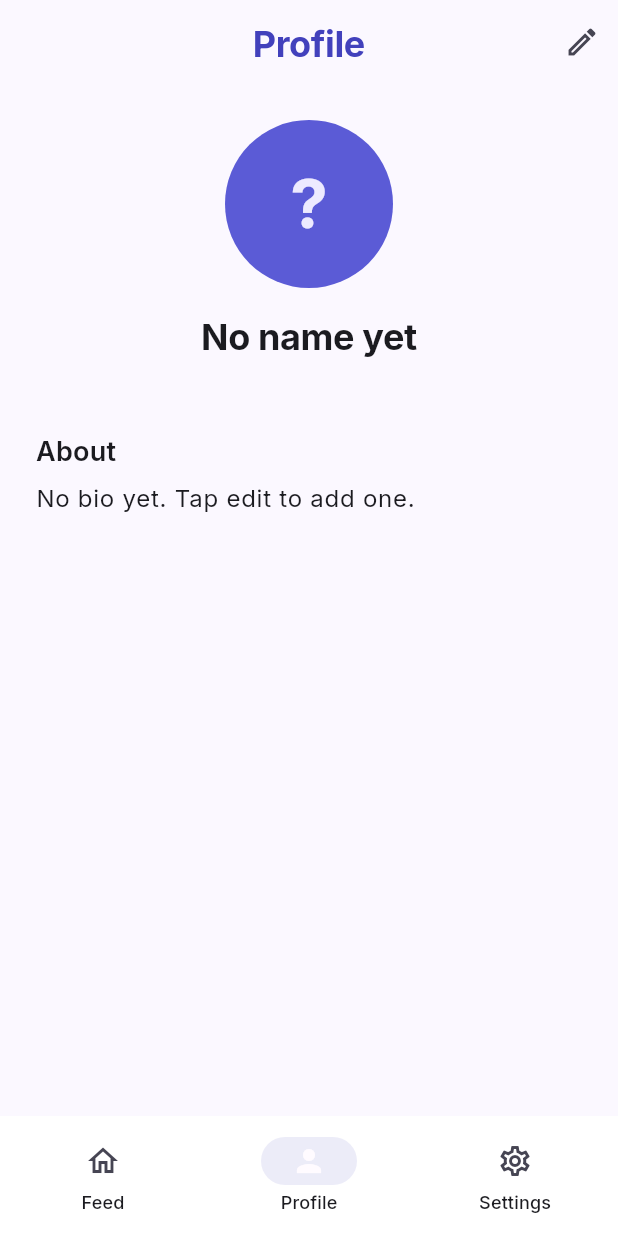
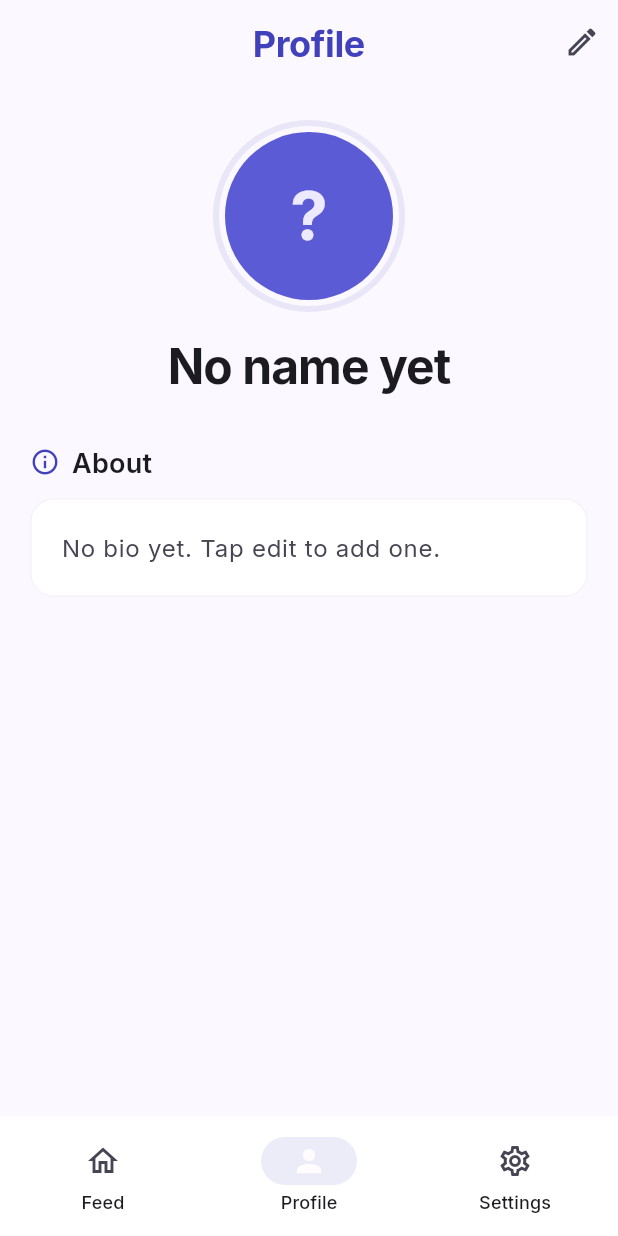
Before and after one commit to shekhtalha789-glitch/social_connect_app, a Flutter app: the screen it shows once a user with an empty profile is signed in, item 2 of the bottom bar chosen, on a phone screen of 412 x 824 dp. Run offline on Flutter 3.47's test engine with Material 3 defaults, Android fonts, the phone set to English and light mode, and no system bars; our stand-ins replace cached_network_image, cloud_firestore, firebase_auth, firebase_core, firebase_messaging, firebase_storage and 5 more; accounts and stored records are empty.

Commit message:
Redesign profile, comments and edit-profile screens
- Shared ProfileHeader (ringed avatar + name + optional email)
- Profile: header + About card; edit action in app bar
- User profile: header + bio + their posts, harmonized styling
- Comments: styled comment rows, circle-icon empty state, pill input +
  circular primary send button
- Edit profile: ringed avatar with camera badge, "Change Profile Picture"
  caption, bio char counter, footer note
- Omitted dead UI: follower/following stats, recent-works grid, hashtag
  chips, website field, comment like/reply/nested replies, post preview,
  app-bar menu/more icons

Co-Authored-By: Claude Opus 4.8 (1M context) <noreply@anthropic.com>

```diff
--- a/lib/features/profile/presentation/profile_screen.dart
+++ b/lib/features/profile/presentation/profile_screen.dart
@@ -4,11 +4,12 @@ import 'package:go_router/go_router.dart';
 
 import '../../../app/router.dart';
 import '../../../core/constants/app_strings.dart';
-import '../../../core/widgets/user_avatar.dart';
+import '../../../core/widgets/responsive_center.dart';
 import '../domain/app_user.dart';
 import 'profile_providers.dart';
+import 'widgets/profile_header.dart';
 
-/// The signed-in user's profile: avatar, name, bio, email, and an edit action.
+/// The signed-in user's profile: avatar, name, email, and an About card.
 class ProfileScreen extends ConsumerWidget {
   const ProfileScreen({super.key});
 
@@ -47,38 +48,45 @@ class _ProfileBody extends StatelessWidget {
   @override
   Widget build(BuildContext context) {
     final theme = Theme.of(context);
-    return ListView(
-      padding: const EdgeInsets.all(24),
+    return ResponsiveCenter(
+      child: ListView(
+        padding: const EdgeInsets.fromLTRB(20, 24, 20, 24),
         children: [
-        Center(
-          child: UserAvatar(
+          ProfileHeader(
             photoUrl: user.photoUrl,
             initial: user.initial,
-            radius: 56,
+            name: user.name.isEmpty ? 'No name yet' : user.name,
+            secondaryLine: user.email,
+          ),
+          const SizedBox(height: 32),
+          Row(
+            children: [
+              Icon(Icons.info_outline, size: 20, color: theme.colorScheme.primary),
+              const SizedBox(width: 8),
+              Text('About', style: theme.textTheme.titleMedium),
+            ],
+          ),
+          const SizedBox(height: 12),
+          Container(
+            width: double.infinity,
+            padding: const EdgeInsets.all(20),
+            decoration: BoxDecoration(
+              color: theme.colorScheme.surfaceContainerLowest,
+              borderRadius: BorderRadius.circular(16),
+              border: Border.all(
+                color: theme.colorScheme.outlineVariant.withValues(alpha: 0.2),
               ),
             ),
-        const SizedBox(height: 16),
-        Text(
-          user.name.isEmpty ? 'No name yet' : user.name,
-          textAlign: TextAlign.center,
-          style: theme.textTheme.headlineSmall,
-        ),
-        const SizedBox(height: 4),
-        Text(
-          user.email,
-          textAlign: TextAlign.center,
-          style: theme.textTheme.bodyMedium?.copyWith(
+            child: Text(
+              user.bio.isEmpty ? 'No bio yet. Tap edit to add one.' : user.bio,
+              style: theme.textTheme.bodyLarge?.copyWith(
                 color: theme.colorScheme.onSurfaceVariant,
+                height: 1.5,
               ),
             ),
-        const SizedBox(height: 24),
-        Text('About', style: theme.textTheme.titleMedium),
-        const SizedBox(height: 8),
-        Text(
-          user.bio.isEmpty ? 'No bio yet. Tap edit to add one.' : user.bio,
-          style: theme.textTheme.bodyLarge,
           ),
         ],
+      ),
     );
   }
 }
@@ -96,10 +104,7 @@ class _EmptyProfile extends StatelessWidget {
         children: [
           const Text('Finish setting up your profile'),
           const SizedBox(height: 12),
-          FilledButton(
-            onPressed: onCreate,
-            child: const Text('Set up profile'),
-          ),
+          FilledButton(onPressed: onCreate, child: const Text('Set up profile')),
         ],
       ),
     );
--- /dev/null
+++ b/lib/features/profile/presentation/widgets/profile_header.dart
@@ -0,0 +1,60 @@
+import 'package:flutter/material.dart';
+
+import '../../../../core/widgets/user_avatar.dart';
+
+/// Centered profile header: a ringed avatar, the name, and an optional
+/// secondary line (email for the owner, nothing for others).
+class ProfileHeader extends StatelessWidget {
+  const ProfileHeader({
+    super.key,
+    required this.photoUrl,
+    required this.initial,
+    required this.name,
+    this.secondaryLine,
+  });
+
+  final String photoUrl;
+  final String initial;
+  final String name;
+  final String? secondaryLine;
+
+  @override
+  Widget build(BuildContext context) {
+    final theme = Theme.of(context);
+    return Column(
+      children: [
+        Container(
+          padding: const EdgeInsets.all(4),
+          decoration: BoxDecoration(
+            shape: BoxShape.circle,
+            border: Border.all(
+              color: theme.colorScheme.primary.withValues(alpha: 0.10),
+              width: 4,
+            ),
+          ),
+          child: UserAvatar(
+            photoUrl: photoUrl,
+            initial: initial,
+            radius: 56,
+          ),
+        ),
+        const SizedBox(height: 16),
+        Text(
+          name,
+          textAlign: TextAlign.center,
+          style: theme.textTheme.headlineMedium,
+        ),
+        if (secondaryLine != null && secondaryLine!.isNotEmpty) ...[
+          const SizedBox(height: 4),
+          Text(
+            secondaryLine!,
+            textAlign: TextAlign.center,
+            style: theme.textTheme.bodyMedium?.copyWith(
+              color: theme.colorScheme.onSurfaceVariant,
+            ),
+          ),
+        ],
+      ],
+    );
+  }
+}
```
Also changed, not shown: lib/features/feed/presentation/comments_screen.dart (+118 -26 lines), lib/features/profile/presentation/edit_profile_screen.dart (+73 -32 lines), lib/features/profile/presentation/user_profile_screen.dart (+44 -43 lines). Lines whose indentation alone changed are shown as unchanged.
